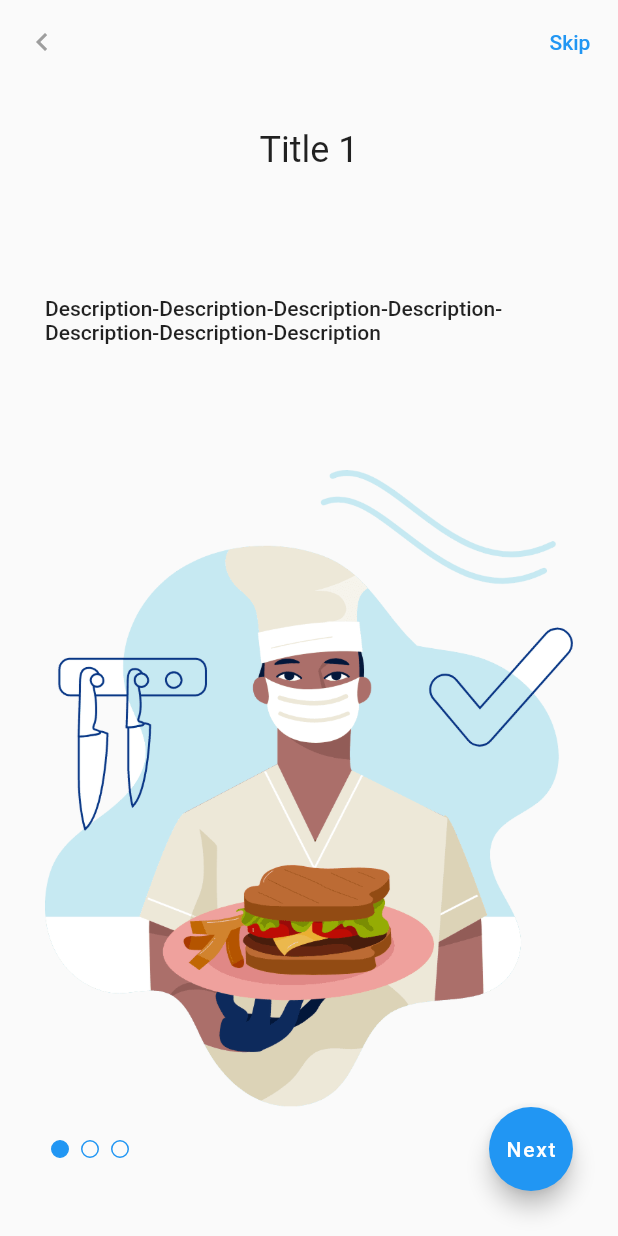
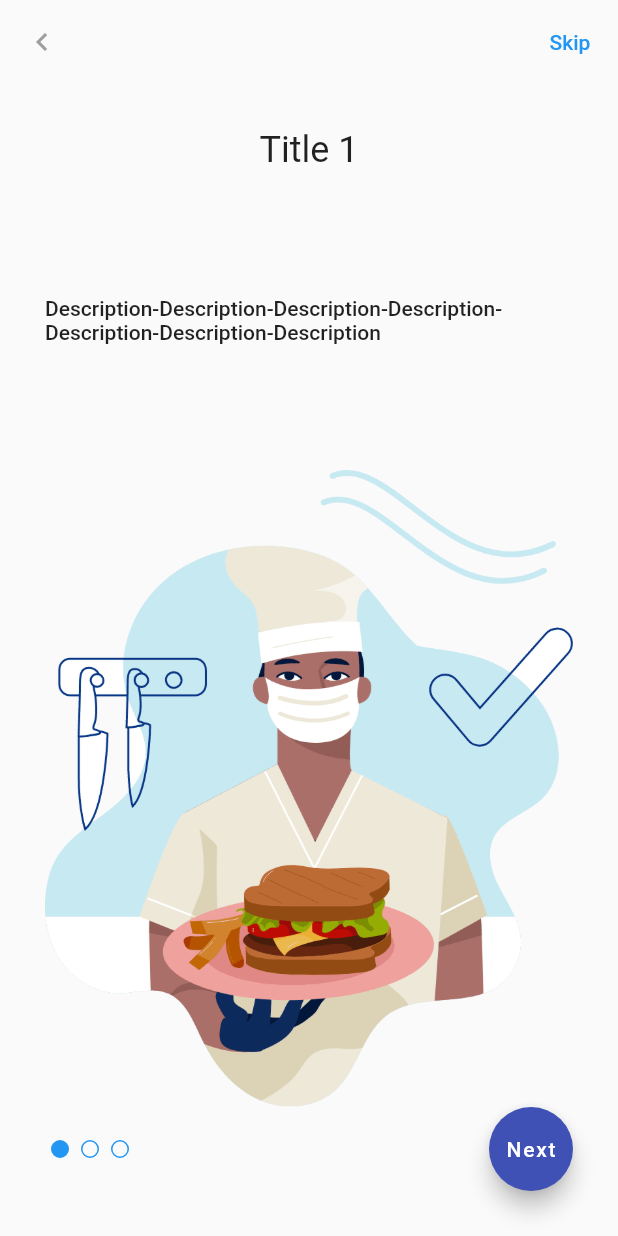
Before and after one commit to muratkondu19/FlutterStateManagement, a Flutter app: the screen it shows after launch, on a phone screen of 412 x 824 dp. Run offline on Flutter 3.47's test engine with Material 2 defaults, Android fonts, the phone set to English and light mode, and no system bars.

```diff
--- a/lib/main.dart
+++ b/lib/main.dart
@@ -8,6 +8,10 @@ class MyApp extends StatelessWidget {
 
   @override
   Widget build(BuildContext context) {
-    return const MaterialApp(title: 'Material App', home: OnBoardView());
+    return MaterialApp(
+      title: 'Material App',
+      home: const OnBoardView(),
+      theme: ThemeData.light().copyWith(floatingActionButtonTheme: FloatingActionButtonThemeData(backgroundColor: Colors.indigo.shade500)),
+    );
   }
 }
```
